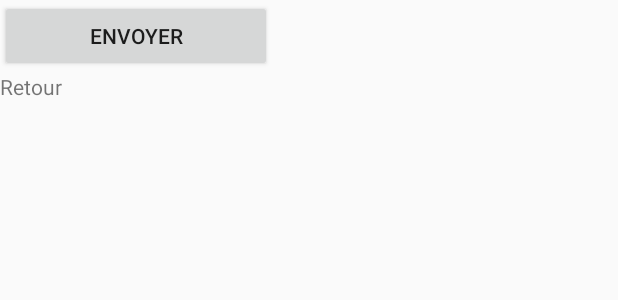
After one commit to Robel-T/sym-lab2, an Android app: the layout asynchrone_activity_layout.xml on its own in the app's theme, with its tools: preview values and no code run, on a phone screen of 412 x 824 dp. The commit adds this screen. Shown: the top 300 px of the screen. Run offline under Robolectric (Android 15) with nearby library versions, the phone set to English and light mode, and no system bars.

Commit message:
commencement du premier bouton

```diff
--- a/app/build.gradle
+++ b/app/build.gradle
@@ -17,6 +17,10 @@ android {
             proguardFiles getDefaultProguardFile('proguard-android-optimize.txt'), 'proguard-rules.pro'
         }
     }
+    compileOptions {
+        sourceCompatibility = 1.8
+        targetCompatibility = 1.8
+    }
 }
 
 dependencies {
--- /dev/null
+++ b/app/src/main/res/layout/asynchrone_activity_layout.xml
@@ -0,0 +1,18 @@
+<?xml version="1.0" encoding="utf-8"?>
+<LinearLayout xmlns:android="http://schemas.android.com/apk/res/android"
+    android:layout_width="match_parent"
+    android:layout_height="match_parent"
+    android:orientation="vertical">
+
+    <Button
+        android:id="@+id/btn_send"
+        android:layout_width="181dp"
+        android:layout_height="wrap_content"
+        android:text="Envoyer" />
+
+    <TextView
+        android:id="@+id/return_server"
+        android:layout_width="match_parent"
+        android:layout_height="78dp"
+        android:text="Retour" />
+</LinearLayout>
```
Also changed, not shown: app/src/main/java/com/example/sym_lab2/MainActivity.java (+15 -0 lines), app/src/main/java/com/example/sym_lab2/Person.java (added, +29 -0 lines), app/src/main/java/com/example/sym_lab2/SymComManager.java (+9 -2 lines), app/src/main/java/com/example/sym_lab2/asynchroneActivity.java (added, +34 -0 lines).
